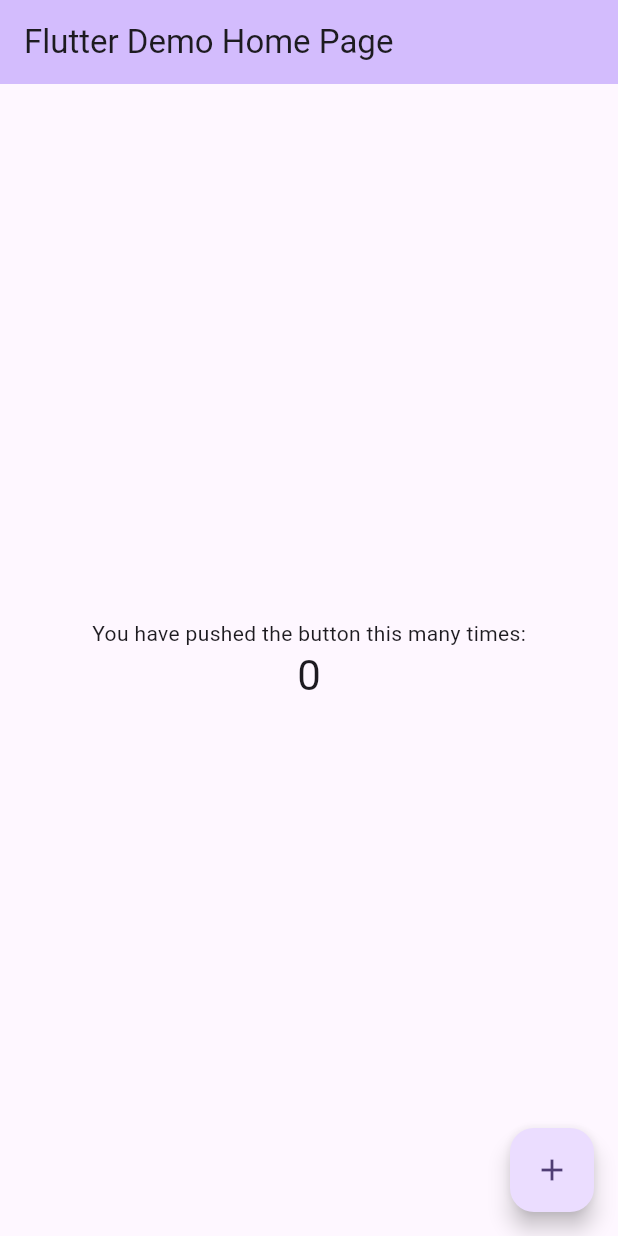
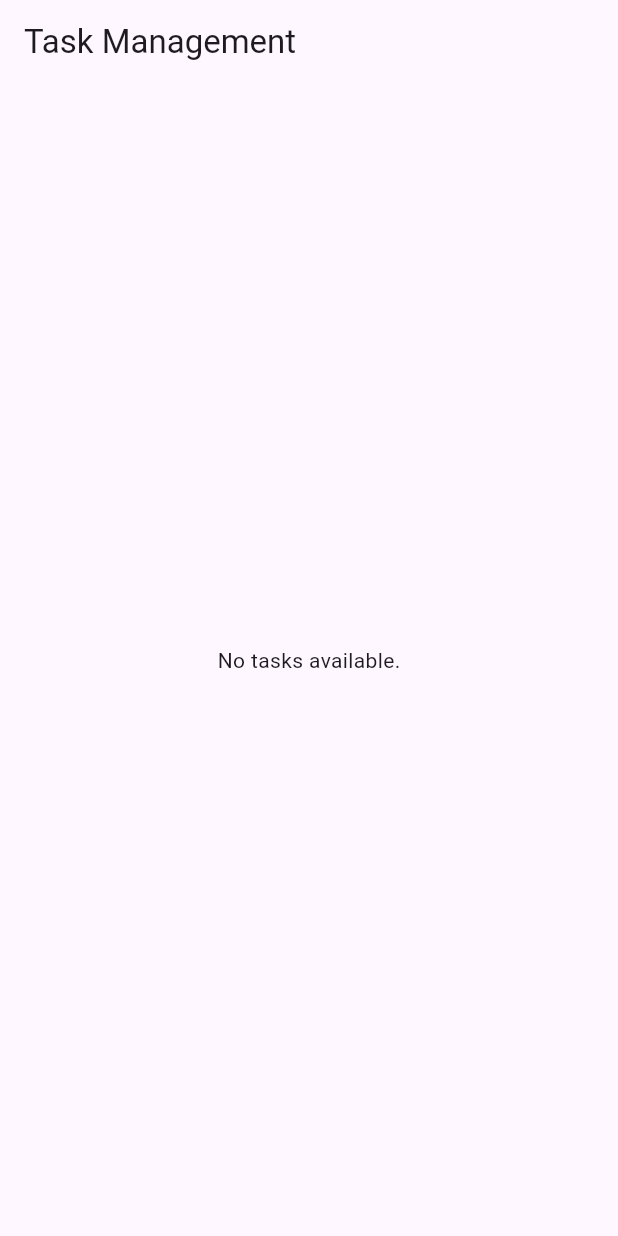
Before and after one commit to abdulbasith007/Task-Manager---Flutter, a Flutter app: the screen it shows after launch, on a phone screen of 412 x 824 dp. Run offline on Flutter 3.47's test engine with Material 3 defaults, Android fonts, the phone set to English and light mode, and no system bars.

Commit message:
Added StatefulWidget and began task list work

```diff
--- a/lib/main.dart
+++ b/lib/main.dart
@@ -7,119 +7,31 @@ void main() {
 class MyApp extends StatelessWidget {
   const MyApp({super.key});
 
-  // This widget is the root of your application.
   @override
   Widget build(BuildContext context) {
-    return MaterialApp(
-      title: 'Flutter Demo',
-      theme: ThemeData(
-        // This is the theme of your application.
-        //
-        // TRY THIS: Try running your application with "flutter run". You'll see
-        // the application has a purple toolbar. Then, without quitting the app,
-        // try changing the seedColor in the colorScheme below to Colors.green
-        // and then invoke "hot reload" (save your changes or press the "hot
-        // reload" button in a Flutter-supported IDE, or press "r" if you used
-        // the command line to start the app).
-        //
-        // Notice that the counter didn't reset back to zero; the application
-        // state is not lost during the reload. To reset the state, use hot
-        // restart instead.
-        //
-        // This works for code too, not just values: Most code changes can be
-        // tested with just a hot reload.
-        colorScheme: ColorScheme.fromSeed(seedColor: Colors.deepPurple),
-        useMaterial3: true,
-      ),
-      home: const MyHomePage(title: 'Flutter Demo Home Page'),
+    return const MaterialApp(
+      home: TaskListScreen(),
     );
   }
 }
 
-class MyHomePage extends StatefulWidget {
-  const MyHomePage({super.key, required this.title});
-
-  // This widget is the home page of your application. It is stateful, meaning
-  // that it has a State object (defined below) that contains fields that affect
-  // how it looks.
-
-  // This class is the configuration for the state. It holds the values (in this
-  // case the title) provided by the parent (in this case the App widget) and
-  // used by the build method of the State. Fields in a Widget subclass are
-  // always marked "final".
-
-  final String title;
+class TaskListScreen extends StatefulWidget {
+  const TaskListScreen({super.key});
 
   @override
-  State<MyHomePage> createState() => _MyHomePageState();
+  _TaskListScreenState createState() => _TaskListScreenState();
 }
 
-class _MyHomePageState extends State<MyHomePage> {
-  int _counter = 0;
-
-  void _incrementCounter() {
-    setState(() {
-      // This call to setState tells the Flutter framework that something has
-      // changed in this State, which causes it to rerun the build method below
-      // so that the display can reflect the updated values. If we changed
-      // _counter without calling setState(), then the build method would not be
-      // called again, and so nothing would appear to happen.
-      _counter++;
-    });
-  }
-
+class _TaskListScreenState extends State<TaskListScreen> {
   @override
   Widget build(BuildContext context) {
-    // This method is rerun every time setState is called, for instance as done
-    // by the _incrementCounter method above.
-    //
-    // The Flutter framework has been optimized to make rerunning build methods
-    // fast, so that you can just rebuild anything that needs updating rather
-    // than having to individually change instances of widgets.
     return Scaffold(
       appBar: AppBar(
-        // TRY THIS: Try changing the color here to a specific color (to
-        // Colors.amber, perhaps?) and trigger a hot reload to see the AppBar
-        // change color while the other colors stay the same.
-        backgroundColor: Theme.of(context).colorScheme.inversePrimary,
-        // Here we take the value from the MyHomePage object that was created by
-        // the App.build method, and use it to set our appbar title.
-        title: Text(widget.title),
+        title: const Text('Task Management'),
       ),
-      body: Center(
-        // Center is a layout widget. It takes a single child and positions it
-        // in the middle of the parent.
-        child: Column(
-          // Column is also a layout widget. It takes a list of children and
-          // arranges them vertically. By default, it sizes itself to fit its
-          // children horizontally, and tries to be as tall as its parent.
-          //
-          // Column has various properties to control how it sizes itself and
-          // how it positions its children. Here we use mainAxisAlignment to
-          // center the children vertically; the main axis here is the vertical
-          // axis because Columns are vertical (the cross axis would be
-          // horizontal).
-          //
-          // TRY THIS: Invoke "debug painting" (choose the "Toggle Debug Paint"
-          // action in the IDE, or press "p" in the console), to see the
-          // wireframe for each widget.
-          mainAxisAlignment: MainAxisAlignment.center,
-          children: <Widget>[
-            const Text(
-              'You have pushed the button this many times:',
-            ),
-            Text(
-              '$_counter',
-              style: Theme.of(context).textTheme.headlineMedium,
-            ),
-          ],
-        ),
+      body: const Center(
+        child: Text('No tasks available.'),
       ),
-      floatingActionButton: FloatingActionButton(
-        onPressed: _incrementCounter,
-        tooltip: 'Increment',
-        child: const Icon(Icons.add),
-      ), // This trailing comma makes auto-formatting nicer for build methods.
     );
   }
 }
```
